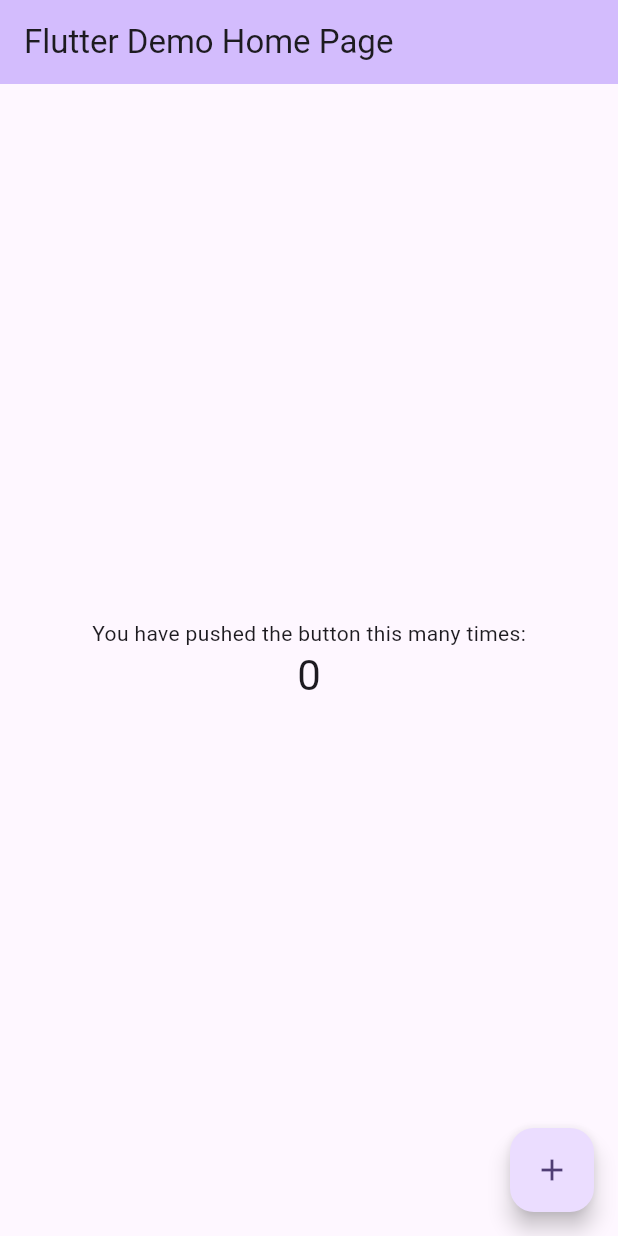
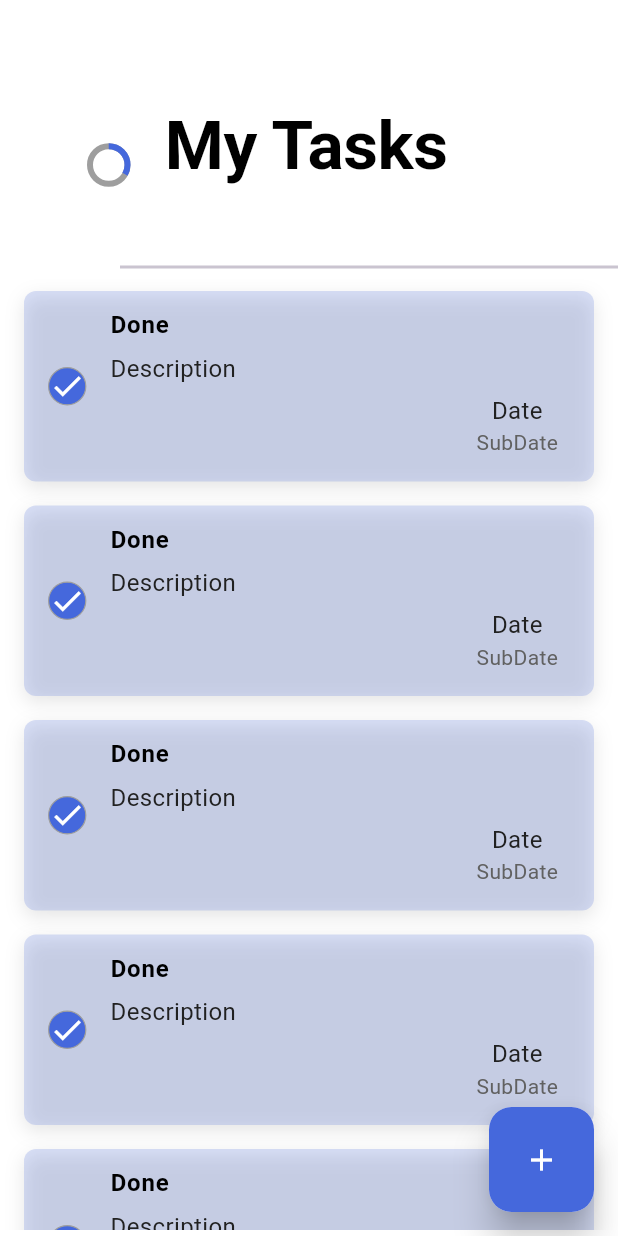
Before and after one commit to Ikwame91/advanced_task_app, a Flutter app: the screen it shows after launch, on a phone screen of 412 x 824 dp. Run offline on Flutter 3.47's test engine with Material 3 defaults, Android fonts, the phone set to English and light mode, and no system bars.

Commit message:
basic home ui

```diff
--- a/analysis_options.yaml
+++ b/analysis_options.yaml
@@ -7,6 +7,9 @@
 
 # The following line activates a set of recommended lints for Flutter apps,
 # packages, and plugins designed to encourage good coding practices.
+analyzer:
+  errors:
+    prefer_const_constructors: ignore
 include: package:flutter_lints/flutter.yaml
 
 linter:
--- a/lib/main.dart
+++ b/lib/main.dart
@@ -1,3 +1,4 @@
+import 'package:advanced_taskapp/views/home/home_view.dart';
 import 'package:flutter/material.dart';
 
 void main() {
@@ -9,61 +10,50 @@ class MyApp extends StatelessWidget {
 
   @override
   Widget build(BuildContext context) {
-    return MaterialApp(
-      title: 'Flutter Demo',
+    return  MaterialApp(
+      debugShowCheckedModeBanner: false,
+      title: 'Flutter Hive Todo App',
       theme: ThemeData(
-        colorScheme: ColorScheme.fromSeed(seedColor: Colors.deepPurple),
-        useMaterial3: true,
-      ),
-      home: const MyHomePage(title: 'Flutter Demo Home Page'),
+  textTheme: const TextTheme(
+    displayLarge: TextStyle(
+      color: Colors.black,
+      fontSize: 45,
+      fontWeight: FontWeight.bold,
+    ),
+    titleMedium: TextStyle(
+      color: Colors.grey,
+      fontSize: 16,
+      fontWeight: FontWeight.w300,
+    ),
+    displayMedium: TextStyle(
+      color: Colors.white,
+      fontSize: 21,
+    ),
+    displaySmall: TextStyle(
+      color: Color.fromARGB(255, 234, 234, 234),
+      fontSize: 14,
+      fontWeight: FontWeight.w400,
+    ),
+    titleSmall: TextStyle(
+      color: Colors.grey,
+      fontSize: 17,
+    ),
+    bodyMedium: TextStyle(
+      color: Colors.grey,
+      fontSize: 16,
+    ),
+    titleLarge: TextStyle(
+      color: Colors.black,
+      fontWeight: FontWeight.w500,
+    ),
+    headlineSmall: TextStyle(
+      fontSize: 40,
+      color: Colors.black,
+      fontWeight: FontWeight.w300,
+    ),
+  ),
+),
+      home: const HomeView(),
     );
   }
 }
-
-class MyHomePage extends StatefulWidget {
-  const MyHomePage({super.key, required this.title});
-
-  final String title;
-
-  @override
-  State<MyHomePage> createState() => _MyHomePageState();
-}
-
-class _MyHomePageState extends State<MyHomePage> {
-  int _counter = 0;
-
-  void _incrementCounter() {
-    setState(() {
-      _counter++;
-    });
-  }
-
-  @override
-  Widget build(BuildContext context) {
-    return Scaffold(
-      appBar: AppBar(
-        backgroundColor: Theme.of(context).colorScheme.inversePrimary,
-        title: Text(widget.title),
-      ),
-      body: Center(
-        child: Column(
-          mainAxisAlignment: MainAxisAlignment.center,
-          children: <Widget>[
-            const Text(
-              'You have pushed the button this many times:',
-            ),
-            Text(
-              '$_counter',
-              style: Theme.of(context).textTheme.headlineMedium,
-            ),
-          ],
-        ),
-      ),
-      floatingActionButton: FloatingActionButton(
-        onPressed: _incrementCounter,
-        tooltip: 'Increment',
-        child: const Icon(Icons.add),
-      ),
-    );
-  }
-}
--- /dev/null
+++ b/lib/utils/colors.dart
@@ -0,0 +1,9 @@
+import 'package:flutter/material.dart';
+
+class MyColors {
+  static const Color primaryColor = Color(0xff4568dc);
+  static const List<Color> primaryGradientColor = [
+    Color(0xff4568dc),
+    Color(0xffb06ab3),
+  ];
+}
--- /dev/null
+++ b/lib/utils/strings.dart
@@ -0,0 +1,17 @@
+class MyString {
+  static const String mainTitle = "My Tasks";
+  static const String deletedTask = "This task was deleted";
+  static const String doneAllTask = "You Have Done All Tasks!👌";
+  static const String addNewTask = "Add New ";
+  static const String updateCurrentTask = "Update ";
+  static const String taskStrnig = "Task";
+  static const String titleOfTitleTextField = "What are you planing😇?";
+  static const String addNote = 'Add Note';
+  static const String timeString = "Time";
+  static const String dateString = "Date";
+  static const String deleteTask = "Delete Task";
+  static const String addTaskString = "Add Task";
+  static const String updateTaskString = "Update Task";
+  static const String oopsMsg = "Oops!";
+  static const String areYouSure = "Are You Sure?";
+}
--- /dev/null
+++ b/lib/views/home/home_view.dart
@@ -0,0 +1,92 @@
+import 'package:advanced_taskapp/utils/colors.dart';
+import 'package:advanced_taskapp/utils/strings.dart';
+import 'package:advanced_taskapp/views/home/widgets/floating_taskwidget.dart';
+import 'package:advanced_taskapp/views/home/widgets/task_widget.dart';
+import 'package:flutter/material.dart';
+
+class HomeView extends StatefulWidget {
+  const HomeView({super.key});
+
+  @override
+  State<HomeView> createState() => _HomeViewState();
+}
+
+class _HomeViewState extends State<HomeView> {
+  @override
+  Widget build(BuildContext context) {
+    var textTheme = Theme.of(context).textTheme;
+
+    return Scaffold(
+      backgroundColor: Colors.white,
+
+      //Tab
+      floatingActionButton: const FloatingTaskwidget(),
+      body: SizedBox(
+        width: double.infinity,
+        height: double.infinity,
+        child: Column(children: [
+          /// custom appbar
+          Container(
+            margin: const EdgeInsets.only(left: 60, top: 60),
+            width: double.infinity,
+            height: 100,
+            child: Row(
+              crossAxisAlignment: CrossAxisAlignment.center,
+              children: [
+                /// CircularProgressIndicator
+                SizedBox(
+                  width: 25,
+                  height: 25,
+                  child: CircularProgressIndicator(
+                    value: 1 / 3,
+                    valueColor:
+                        const AlwaysStoppedAnimation(MyColors.primaryColor),
+                    backgroundColor: Colors.grey,
+                    // value: checkDoneTask(tasks) / valueOfTheIndicator(tasks),
+                  ),
+                ),
+                const SizedBox(
+                  width: 25,
+                ),
+
+                /// Texts
+                Column(
+                  mainAxisAlignment: MainAxisAlignment.center,
+                  crossAxisAlignment: CrossAxisAlignment.start,
+                  children: [
+                    Text(MyString.mainTitle, style: textTheme.displayLarge),
+                    const SizedBox(
+                      height: 3,
+                    ),
+                    Text(
+                      " 1 0f 3",
+                      style: textTheme.displayMedium,
+                    ),
+                  ],
+                )
+              ],
+            ),
+          ),
+          Padding(
+            padding: const EdgeInsets.only(top: 10.0),
+            child: Divider(
+              thickness: 2,
+              indent: 80,
+            ),
+          ),
+
+          SizedBox(
+            height: MediaQuery.of(context).size.height - 190,
+            child: ListView.builder(
+              scrollDirection: Axis.vertical,
+              itemCount: 20,
+              itemBuilder: (context, index) {
+                return TaskWidget();
+              },
+            ),
+          )
+        ]),
+      ),
+    );
+  }
+}
--- /dev/null
+++ b/lib/views/home/widgets/floating_taskwidget.dart
@@ -0,0 +1,35 @@
+import 'package:advanced_taskapp/utils/colors.dart';
+import 'package:flutter/material.dart';
+
+class FloatingTaskwidget extends StatelessWidget {
+  const FloatingTaskwidget({
+    super.key,
+  });
+
+  @override
+  Widget build(BuildContext context) {
+    return GestureDetector(
+      onTap: () {
+        //
+
+      },
+      child: Material(
+        borderRadius: BorderRadius.circular(15),
+        elevation: 10,
+        child: Container(
+          width: 70,
+          height: 70,
+          decoration: BoxDecoration(
+              color: MyColors.primaryColor,
+              borderRadius: BorderRadius.circular(15)),
+          child: const Center(
+            child: Icon(
+              Icons.add,
+              color: Colors.white,
+            ),
+          ),
+        ),
+      ),
+    );
+  }
+}
--- /dev/null
+++ b/lib/views/home/widgets/task_widget.dart
@@ -0,0 +1,102 @@
+
+import 'package:advanced_taskapp/utils/colors.dart';
+import 'package:flutter/material.dart';
+
+class TaskWidget extends StatelessWidget {
+  const TaskWidget({
+    super.key,
+  });
+
+  @override
+  Widget build(BuildContext context) {
+    return GestureDetector(
+      onTap: () {
+        ///navigate to task view to view details about task
+      },
+      child: AnimatedContainer(
+        margin:
+            const EdgeInsets.symmetric(horizontal: 16, vertical: 8),
+        decoration: BoxDecoration(
+            color: MyColors.primaryColor.withOpacity(0.2),
+            borderRadius: BorderRadius.circular(8),
+            boxShadow: [
+              BoxShadow(
+                color: Colors.black.withOpacity(.1),
+                offset: const Offset(0, 4),
+                blurRadius: 10,
+              )
+            ]),
+        duration: const Duration(milliseconds: 600),
+        child: ListTile(
+          leading: GestureDetector(
+            onTap: () {
+              //check or uncheck the icon
+            },
+            child: AnimatedContainer(
+              decoration: BoxDecoration(
+                color: MyColors.primaryColor,
+                shape: BoxShape.circle,
+                border: Border.all(color: Colors.grey, width: .8),
+              ),
+              duration: Duration(milliseconds: 600),
+              child: Icon(
+                Icons.check,
+                color: Colors.white,
+              ),
+            ),
+          ),
+          title: const Padding(
+            padding: EdgeInsets.only(
+              bottom: 5,
+              top: 3,
+            ),
+            child: Text(
+              'Done',
+              style: TextStyle(
+                  color: Colors.black, fontWeight: FontWeight.w600),
+            ),
+          ),
+          subtitle: Column(
+            crossAxisAlignment: CrossAxisAlignment.start,
+            children: [
+              Text(
+                "Description",
+                style: TextStyle(
+                    color: Colors.grey.shade900,
+                    fontWeight: FontWeight.w400),
+              ),
+              Align(
+                alignment: Alignment.centerRight,
+                child: Padding(
+                  padding: const EdgeInsets.only(
+                    top: 5,
+                    bottom: 8,
+                  ),
+                  child: Column(
+                    mainAxisAlignment: MainAxisAlignment.center,
+                    children: [
+                      Text(
+                        "Date",
+                        style: TextStyle(
+                          fontSize: 16,
+                          color: Colors.grey.shade900,
+                        ),
+                      ),
+                      Text(
+                        "SubDate",
+                        style: TextStyle(
+                          fontSize: 14,
+                          color: Colors.grey.shade700,
+                        ),
+                      ),
+                    ],
+                  ),
+                ),
+              )
+            ],
+          ),
+        ),
+      ),
+    );
+  }
+}
```
Also changed, not shown: lib/utils/constants.dart (added, +70 -0 lines), 1 other file.
